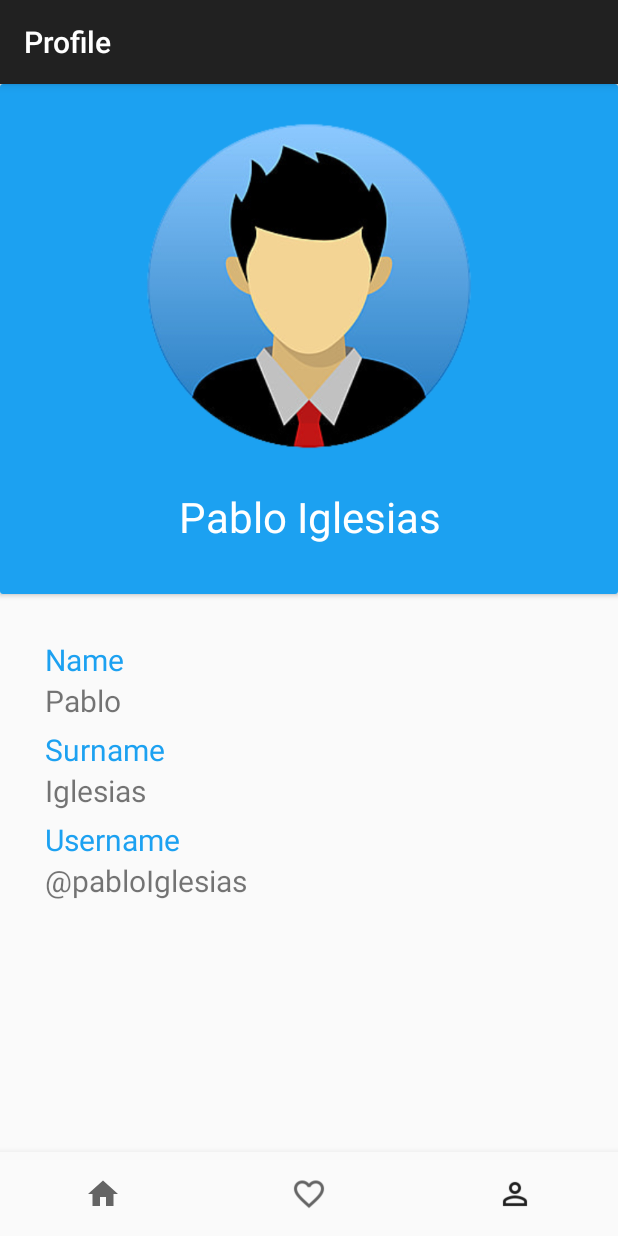
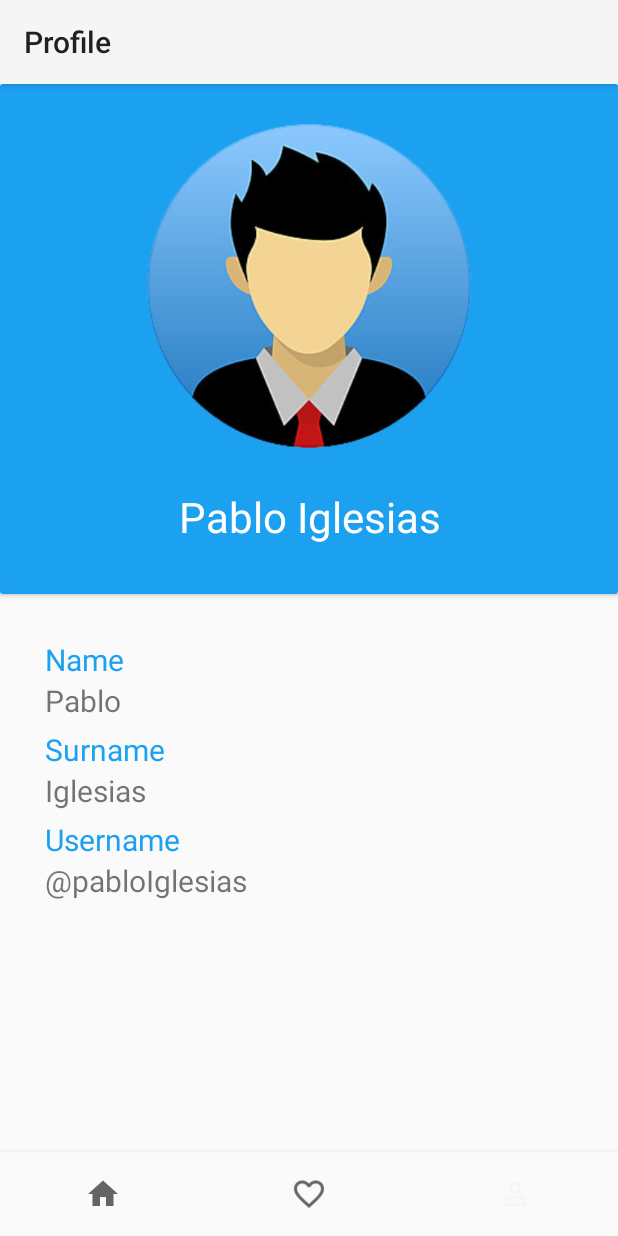
Before and after one commit to mistermboy/Miwtter, an Android app: the ProfileFragment screen opened through its navigation route, on a phone screen of 412 x 824 dp. Run offline under Robolectric (Android 15) with nearby library versions, the phone set to English and light mode, and no system bars; our stand-ins replace navigation-ui; libraries missing offline, so code that uses them is left out: androidx.cardview.widget; 7 statements that could not run were skipped.

```diff
--- a/src/miwtter-client-android/app/src/main/AndroidManifest.xml
+++ b/src/miwtter-client-android/app/src/main/AndroidManifest.xml
@@ -30,7 +30,7 @@
 
         <activity
             android:name="com.example.miwtter.HomeActivity"
-            android:theme="@style/Theme.AppCompat.Light.DarkActionBar"
+            android:theme="@style/Theme.AppCompat.Light"
             android:label="@string/app_name">
         </activity>
 
--- a/src/miwtter-client-android/app/src/main/java/com/example/miwtter/HomeActivity.kt
+++ b/src/miwtter-client-android/app/src/main/java/com/example/miwtter/HomeActivity.kt
@@ -1,20 +1,15 @@
 package com.example.miwtter
 
 import android.os.Bundle
+import android.view.MenuItem
 import androidx.appcompat.app.AppCompatActivity
-import androidx.recyclerview.widget.LinearLayoutManager
-import com.danimeana.weatherapp.FeedListAdapter
-import com.danimeana.weatherapp.Tweet
-import com.example.miwtter.databinding.ActivityHomeBinding
-import com.google.android.material.bottomnavigation.BottomNavigationView
 import androidx.navigation.findNavController
-import androidx.navigation.fragment.NavHostFragment
 import androidx.navigation.ui.AppBarConfiguration
 import androidx.navigation.ui.setupActionBarWithNavController
 import androidx.navigation.ui.setupWithNavController
-import com.example.miwtter.ui.feed.CreatePostFragment
+import com.example.miwtter.databinding.ActivityHomeBinding
 import com.example.miwtter.ui.feed.FeedFragment
-import com.google.android.material.floatingactionbutton.FloatingActionButton
+import com.google.android.material.bottomnavigation.BottomNavigationView
 
 
 class HomeActivity : AppCompatActivity(){
@@ -26,11 +21,7 @@ class HomeActivity : AppCompatActivity(){
         binding = ActivityHomeBinding.inflate(layoutInflater)
         setContentView(binding.root)
         initialize()
-/*
-        supportFragmentManager
-                .beginTransaction()
-                .add(binding.navHostFragment.id, FirstFragment())
-                .commit()*/
+
 
     }
 
@@ -41,13 +32,19 @@ class HomeActivity : AppCompatActivity(){
             R.id.navigation_feed, R.id.navigation_fav, R.id.navigation_profile))
         setupActionBarWithNavController(navController, appBarConfiguration)
         navView.setupWithNavController(navController)
+    }
 
-/*
-        val createPostBtn: FloatingActionButton = findViewById( R.id.create_post_btn)
-        createPostBtn.setOnClickListener {
-            //navController.navigate()
+
+    override fun onOptionsItemSelected(item: MenuItem): Boolean {
+        when (item.itemId) {
+            android.R.id.home -> {
+                val transaction = supportFragmentManager.beginTransaction()
+                transaction.replace(R.id.nav_host_fragment, FeedFragment())
+                transaction.commit()
+                return true
+            }
         }
-*/
+        return super.onOptionsItemSelected(item)
     }
 
 }
--- a/src/miwtter-client-android/app/src/main/java/com/example/miwtter/adapters/FeedListAdapter.kt
+++ b/src/miwtter-client-android/app/src/main/java/com/example/miwtter/adapters/FeedListAdapter.kt
@@ -26,6 +26,7 @@ class FeedListAdapter(val items: List<Miwtter.FeedPost>) :
     override fun onBindViewHolder(holder: ViewHolder, position: Int) {
         holder.cardView.findViewById<TextView>(R.id.name_txt).text = items[position].ownerName+" @"+items[position].ownerUsername
         holder.cardView.findViewById<TextView>(R.id.post_text).text = items[position].content
+        holder.cardView.findViewById<TextView>(R.id.num_likes).text = ""+items[position].numberOfLikes
     }
 
     override fun getItemCount() = items.size
--- a/src/miwtter-client-android/app/src/main/java/com/example/miwtter/ui/fav/FavFragment.kt
+++ b/src/miwtter-client-android/app/src/main/java/com/example/miwtter/ui/fav/FavFragment.kt
@@ -36,10 +36,8 @@ class FavFragment : Fragment() {
         favList.layoutManager = LinearLayoutManager(activity)
 
 
-        favViewModel.requestCreatePost(Miwtter.FeedPost.newBuilder().setContent("Esdto es un fav post").setPostId("222").build())
+        //favViewModel.requestCreatePost(Miwtter.FeedPost.newBuilder().setOwnerName("Paco").setContent("Esdto es un fav post").setPostId("555").build())
         favViewModel.requestFavPosts()
-        val all = favViewModel.postsList.value
-
         favViewModel.postsList.observe(viewLifecycleOwner) { postsList: List<Miwtter.FeedPost> ->
             favList.adapter = FeedListAdapter(postsList)
         }
--- a/src/miwtter-client-android/app/src/main/java/com/example/miwtter/ui/feed/FeedFragment.kt
+++ b/src/miwtter-client-android/app/src/main/java/com/example/miwtter/ui/feed/FeedFragment.kt
@@ -4,6 +4,7 @@ import android.os.Bundle
 import android.view.LayoutInflater
 import android.view.View
 import android.view.ViewGroup
+import androidx.appcompat.app.AppCompatActivity
 import androidx.fragment.app.Fragment
 import androidx.lifecycle.ViewModelProvider
 import androidx.navigation.Navigation.findNavController
@@ -14,6 +15,7 @@ import androidx.recyclerview.widget.RecyclerView
 import com.danimeana.weatherapp.FeedListAdapter
 import com.danimeana.weatherapp.Tweet
 import com.example.miwtter.R
+import com.example.miwtter.ui.fav.FavFragment
 import com.google.android.material.floatingactionbutton.FloatingActionButton
 import es.uniovi.miw.miwtter.Miwtter
 import es.uniovi.miw.miwtter.clients.FeedServiceClient
@@ -36,6 +38,8 @@ class FeedFragment : Fragment() {
         feedList.layoutManager = LinearLayoutManager(activity)
 
 
+        (activity as AppCompatActivity).supportActionBar?.setDisplayHomeAsUpEnabled(false)
+
         val service = FeedServiceClient()
         val s = PostServiceClient()
         val r = Miwtter.CreatePostRequest.newBuilder().setActorUsername("labra").setContent("y dame más alcooooholl mas medicina").build()
@@ -49,7 +53,9 @@ class FeedFragment : Fragment() {
 
 
         view.findViewById<FloatingActionButton>(R.id.create_post_btn).setOnClickListener{
-           // val navHostFragment = supportFragmentManager.findFragmentById(R.id.nav_host_fragment) as NavHostFragment
+           val transaction = getFragmentManager()?.beginTransaction()
+            transaction?.replace(R.id.nav_host_fragment,CreatePostFragment())
+            transaction?.commit()
         }
 
         return view
--- a/src/miwtter-client-android/app/src/main/java/com/example/miwtter/ui/profile/ProfileFragment.kt
+++ b/src/miwtter-client-android/app/src/main/java/com/example/miwtter/ui/profile/ProfileFragment.kt
@@ -14,15 +14,11 @@ import com.example.miwtter.R
 
 class ProfileFragment : Fragment() {
 
-    private lateinit var feedViewModel: ProfileViewModel
-
     override fun onCreateView(
         inflater: LayoutInflater,
         container: ViewGroup?,
         savedInstanceState: Bundle?
     ): View? {
-        feedViewModel =
-            ViewModelProvider(this).get(ProfileViewModel::class.java)
         val view = inflater.inflate(R.layout.profile_fragment, container, false)
         return view
     }
--- a/src/miwtter-client-android/app/src/main/java/com/example/miwtter/ui/profile/ProfileViewModel.kt
+++ /dev/null
@@ -1,13 +0,0 @@
-package com.example.miwtter.ui.profile
-
-import androidx.lifecycle.LiveData
-import androidx.lifecycle.MutableLiveData
-import androidx.lifecycle.ViewModel
-
-class ProfileViewModel : ViewModel() {
-
-    private val _text = MutableLiveData<String>().apply {
-        value = "This is feed Fragment"
-    }
-    val text: LiveData<String> = _text
-}
--- a/src/miwtter-client-android/app/src/main/res/layout/feed_fragment.xml
+++ b/src/miwtter-client-android/app/src/main/res/layout/feed_fragment.xml
@@ -26,7 +26,7 @@
         app:elevation="1dp"
         app:borderWidth="0dp"
         app:pressedTranslationZ="1dp"
-        app:srcCompat="@drawable/outline_add_black_24dp" />
+        app:srcCompat="@drawable/outline_add_white_24dp"/>
 
 
 </androidx.constraintlayout.widget.ConstraintLayout>
--- a/src/miwtter-client-android/app/src/main/res/values/themes.xml
+++ b/src/miwtter-client-android/app/src/main/res/values/themes.xml
@@ -14,6 +14,7 @@
         <!-- Customize your theme here. -->
     </style>
 
+
     <style name="TextInputLayout" parent="Widget.MaterialComponents.TextInputLayout.OutlinedBox">
         ...
     </style>
```
Also changed, not shown: src/miwtter-client-android/app/src/main/java/com/example/miwtter/ui/feed/CreatePostFragment.kt (+19 -15 lines), src/miwtter-client-android/app/src/main/res/layout/create_post_fragment.xml (+16 -9 lines), src/miwtter-client-android/app/src/main/res/layout/feed_item.xml (+12 -0 lines), src/miwtter-client-android/app/src/main/res/drawable/outline_add_white_24dp.png (added).
